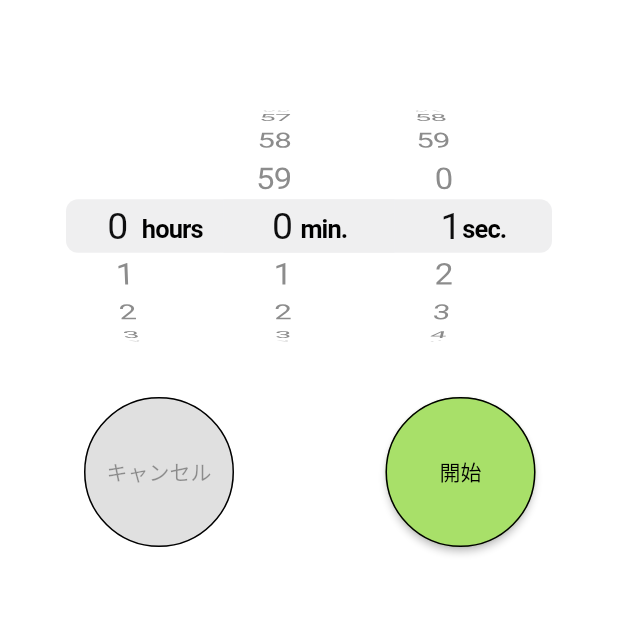
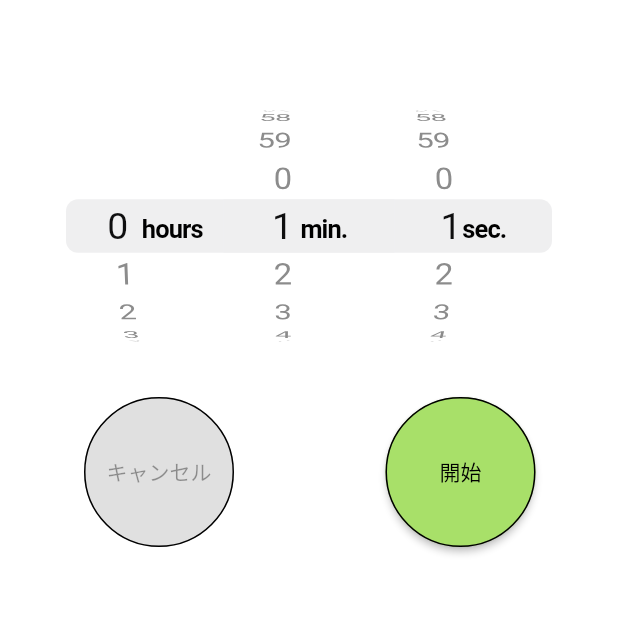
Before and after one commit to ShuehiKoyangi/TimerApp, a Flutter app: the screen it shows after launch, on a phone screen of 412 x 824 dp, the part 395-1013 px from its top. Run offline on Flutter 3.47's test engine with Material 2 defaults, Android fonts, the phone set to English and light mode, and no system bars; missing offline and left inert: flutter_ringtone_player.

Commit message:
ios用の設定ファイル修正

```diff
--- a/lib/timerApp/home_page.dart
+++ b/lib/timerApp/home_page.dart
@@ -13,7 +13,7 @@ class HomePage extends StatefulWidget {
 class _HomePageState extends State<HomePage> {
   List<bool> isSelected = [true, false];
   bool isStarted = false;
-  Duration duration = const Duration(hours: 0, minutes: 0, seconds: 1);
+  Duration duration = const Duration(hours: 0, minutes: 1, seconds: 1);
 
   @override
   void initState() {
--- a/pubspec.yaml
+++ b/pubspec.yaml
@@ -3,7 +3,7 @@ description: A new Flutter project.
 
 # The following line prevents the package from being accidentally published to
 # pub.dev using `flutter pub publish`. This is preferred for private packages.
-publish_to: 'none' # Remove this line if you wish to publish to pub.dev
+publish_to: "none" # Remove this line if you wish to publish to pub.dev
 
 # The following defines the version and build number for your application.
 # A version number is three numbers separated by dots, like 1.2.43
@@ -29,7 +29,6 @@ environment:
 dependencies:
   flutter:
     sdk: flutter
-
 
   # The following adds the Cupertino Icons font to your application.
   # Use with the CupertinoIcons class for iOS style icons.
@@ -57,7 +56,6 @@ dev_dependencies:
 
 # The following section is specific to Flutter packages.
 flutter:
-
   # The following line ensures that the Material Icons font is
   # included with your application, so that you can use the icons in
   # the material Icons class.
```
Also changed, not shown: pubspec.lock, 11 other files.
